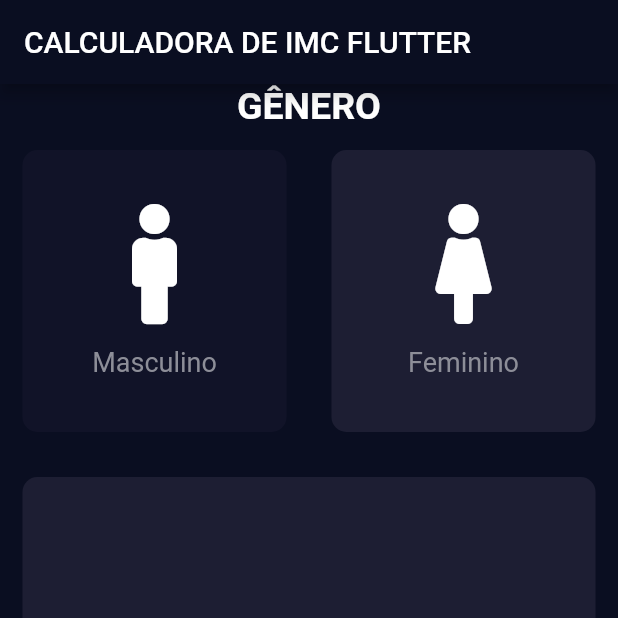
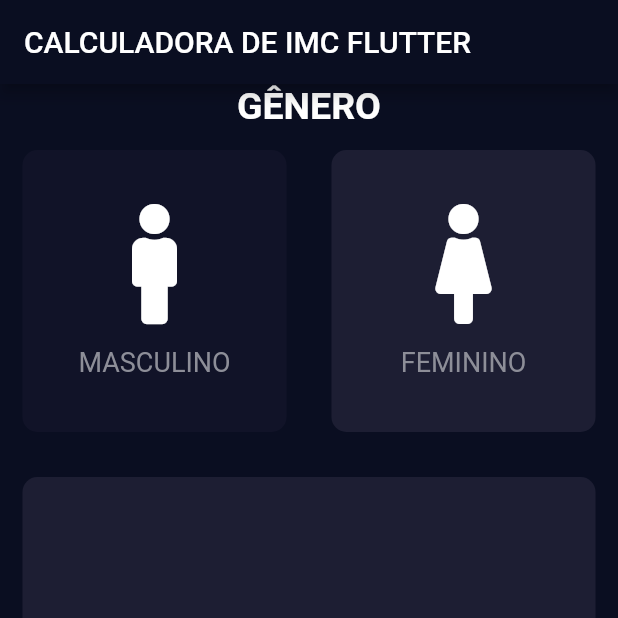
Before and after one commit to adilsontchameia/CalculadoraIMC, a Flutter app: the screen it shows after launch, on a phone screen of 412 x 824 dp, the top half of it. Run offline on Flutter 3.47's test engine with Material 2 defaults, Android fonts, the phone set to English and light mode, and no system bars; our stand-ins replace font_awesome_flutter.

Commit message:
refratoracao do codigo

```diff
--- a/lib/input_page.dart
+++ b/lib/input_page.dart
@@ -51,7 +51,7 @@ class _HomeState extends State<Home> {
                           : inactiveCardColor,
                       cardChild: IconContent(
                         icon: FontAwesomeIcons.male,
-                        text: "Masculino",
+                        text: "MASCULINO",
                       ),
                     ),
                   ),
@@ -69,7 +69,7 @@ class _HomeState extends State<Home> {
                           : corAtivada,
                       cardChild: IconContent(
                         icon: FontAwesomeIcons.female,
-                        text: "Feminino",
+                        text: "FEMININO",
                       ),
                     ),
                   ),
```
Also changed, not shown: lib/Resuable_card.dart (line endings or trailing spaces).
